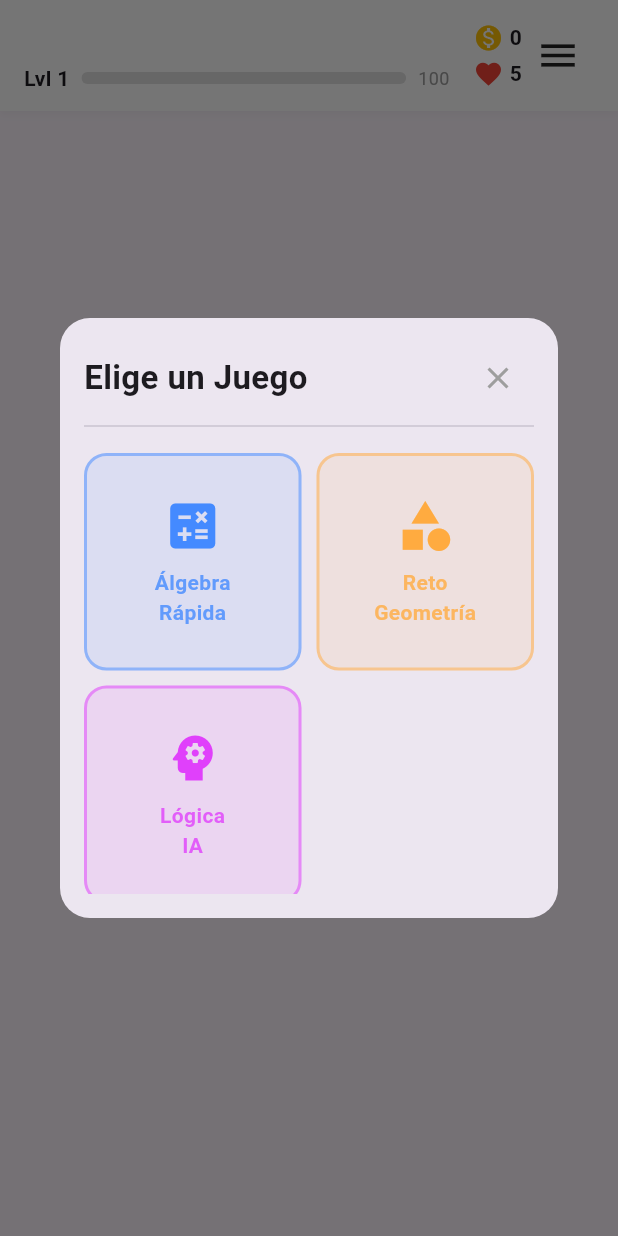
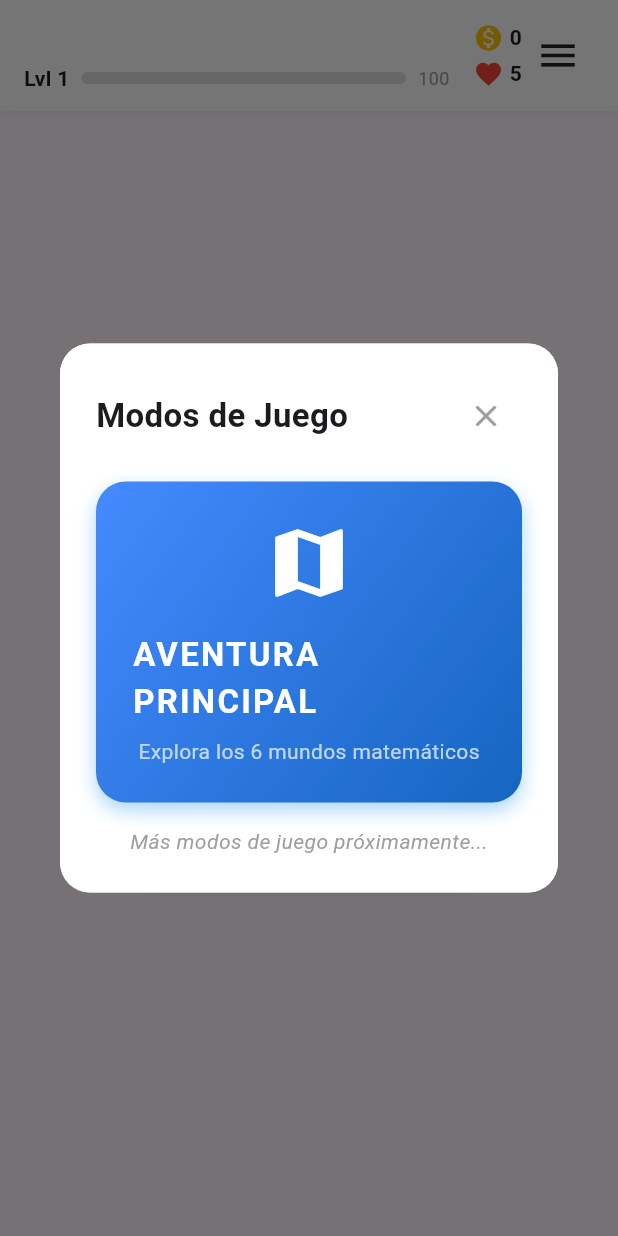
Before and after one commit to ariantsx/math-ia, a Flutter app: the GamesScreen widget shown alone on an empty page, opened directly, after a tap on "JUGAR YA", on a phone screen of 412 x 824 dp. Run offline on Flutter 3.47's test engine with Material 3 defaults, Android fonts, the phone set to English and light mode, and no system bars; network calls fail.

Commit message:
Diseño generado para Mundos y Niveles

```diff
--- a/frontend/lib/features/math_challenges/presentation/screens/games_screen.dart
+++ b/frontend/lib/features/math_challenges/presentation/screens/games_screen.dart
@@ -3,6 +3,7 @@ import 'package:math_ia/core/providers/user_provider.dart';
 import 'package:math_ia/features/auth/presentation/screens/login_screen.dart';
 import 'package:math_ia/features/exams/presentation/providers/exams_provider.dart';
 import 'package:math_ia/features/friends/presentation/providers/friends_provider.dart';
+import 'package:math_ia/features/math_challenges/presentation/screens/worlds_map_screen.dart';
 import 'package:math_ia/features/profile/presentation/screens/profile_screen.dart';
 import 'package:provider/provider.dart';
 
@@ -26,7 +27,10 @@ class GamesScreen extends StatelessWidget {
   }
 
   // --- FUNCIÓN PARA MOSTRAR EL POPUP DE JUEGOS ---
-  void _showGamesPopup(BuildContext context) {
+  // Importa la nueva pantalla que crearemos
+  // import 'worlds_map_screen.dart';
+
+  void _buildGamesPopup(BuildContext context) {
     showDialog(
       context: context,
       builder: (BuildContext context) {
@@ -35,18 +39,19 @@ class GamesScreen extends StatelessWidget {
             borderRadius: BorderRadius.circular(20),
           ),
           child: Container(
-            padding: const EdgeInsets.all(16),
-            // Limitamos el tamaño del popup
-            constraints: const BoxConstraints(maxHeight: 400),
+            padding: const EdgeInsets.all(24),
+            decoration: BoxDecoration(
+              color: Colors.white,
+              borderRadius: BorderRadius.circular(20),
+            ),
             child: Column(
               mainAxisSize: MainAxisSize.min,
               children: [
-                // Cabecera del Popup con Título y Botón de Cerrar (X)
                 Row(
                   mainAxisAlignment: MainAxisAlignment.spaceBetween,
                   children: [
                     const Text(
-                      'Elige un Juego',
+                      'Modos de Juego',
                       style: TextStyle(
                         fontSize: 22,
                         fontWeight: FontWeight.bold,
@@ -54,40 +59,72 @@ class GamesScreen extends StatelessWidget {
                     ),
                     IconButton(
                       icon: const Icon(Icons.close, color: Colors.grey),
-                      onPressed: () =>
-                          Navigator.of(context).pop(), // Cierra el popup
+                      onPressed: () => Navigator.pop(context),
                     ),
                   ],
                 ),
-                const Divider(),
-                const SizedBox(height: 10),
+                const SizedBox(height: 20),
 
-                // Lista de Juegos (Cuadritos)
-                Expanded(
-                  child: GridView.count(
-                    crossAxisCount: 2, // Dos columnas
-                    crossAxisSpacing: 10,
-                    mainAxisSpacing: 10,
-                    children: [
-                      _buildGameCard(
-                        context,
-                        title: 'Álgebra\nRápida',
-                        icon: Icons.calculate,
-                        color: Colors.blueAccent,
+                // Botón Gigante de Aventura Principal
+                InkWell(
+                  onTap: () {
+                    Navigator.pop(context); // Cierra el popup
+                    Navigator.push(
+                      context,
+                      MaterialPageRoute(
+                        builder: (context) => const WorldsMapScreen(),
                       ),
-                      _buildGameCard(
-                        context,
-                        title: 'Reto\nGeometría',
-                        icon: Icons.category,
-                        color: Colors.orangeAccent,
+                    );
+                  },
+                  borderRadius: BorderRadius.circular(20),
+                  child: Container(
+                    width: double.infinity,
+                    padding: const EdgeInsets.all(24),
+                    decoration: BoxDecoration(
+                      gradient: LinearGradient(
+                        colors: [Colors.blueAccent, Colors.blue.shade800],
+                        begin: Alignment.topLeft,
+                        end: Alignment.bottomRight,
                       ),
-                      _buildGameCard(
-                        context,
-                        title: 'Lógica\nIA',
-                        icon: Icons.psychology,
-                        color: Colors.purpleAccent,
-                      ),
-                    ],
+                      borderRadius: BorderRadius.circular(20),
+                      boxShadow: [
+                        BoxShadow(
+                          color: Colors.blue.withOpacity(0.4),
+                          blurRadius: 10,
+                          offset: const Offset(0, 5),
+                        ),
+                      ],
+                    ),
+                    child: const Column(
+                      children: [
+                        Icon(Icons.map, size: 60, color: Colors.white),
+                        SizedBox(height: 16),
+                        Text(
+                          'AVENTURA PRINCIPAL',
+                          style: TextStyle(
+                            fontSize: 22,
+                            fontWeight: FontWeight.bold,
+                            color: Colors.white,
+                            letterSpacing: 1.5,
+                          ),
+                        ),
+                        SizedBox(height: 8),
+                        Text(
+                          'Explora los 6 mundos matemáticos',
+                          style: TextStyle(color: Colors.white70),
+                        ),
+                      ],
+                    ),
+                  ),
+                ),
+                const SizedBox(height: 16),
+
+                // Espacio para futuros minijuegos (ej. Duelos, Reto Diario)
+                const Text(
+                  'Más modos de juego próximamente...',
+                  style: TextStyle(
+                    color: Colors.grey,
+                    fontStyle: FontStyle.italic,
                   ),
                 ),
               ],
@@ -334,7 +371,7 @@ class GamesScreen extends StatelessWidget {
                     width: 250,
                     height: 60,
                     child: ElevatedButton(
-                      onPressed: () => _showGamesPopup(context),
+                      onPressed: () => _buildGamesPopup(context),
                       style: ElevatedButton.styleFrom(
                         backgroundColor:
                             Colors.green, // Color que llama a la acción
```
Also changed, not shown: frontend/lib/core/constants/worlds_catalog.dart (added, +101 -0 lines), frontend/lib/features/math_challenges/presentation/screens/levels_screen.dart (added, +119 -0 lines), frontend/lib/features/math_challenges/presentation/screens/worlds_map_screen.dart (added, +215 -0 lines).
